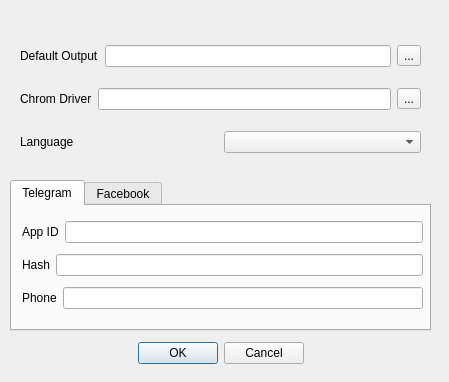
Before: the Qt Designer form Interface/settings.ui in Seif-Abaza/MarketingTool, drawn with Qt 5.
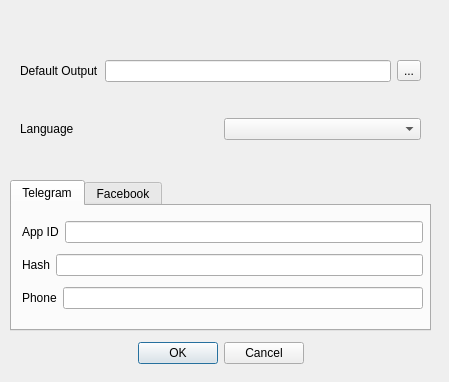
After: the same form once the commit is applied.

Diff of the .ui file:
```diff
--- a/Interface/settings.ui
+++ b/Interface/settings.ui
@@ -154,7 +154,7 @@
      </widget>
     </widget>
    </widget>
-   <widget class="QWidget" name="">
+   <widget class="QWidget" name="layoutWidget">
     <property name="geometry">
      <rect>
       <x>10</x>
@@ -185,27 +185,6 @@
        </item>
       </layout>
      </item>
-     <item>
-      <layout class="QHBoxLayout" name="horizontalLayout_2">
-       <item>
-        <widget class="QLabel" name="label_2">
-         <property name="text">
-          <string>Chrom Driver</string>
-         </property>
-        </widget>
-       </item>
-       <item>
-        <widget class="QLineEdit" name="txtChromDriver"/>
-       </item>
-       <item>
-        <widget class="QToolButton" name="btnChrom">
-         <property name="text">
-          <string>...</string>
-         </property>
-        </widget>
-       </item>
-      </layout>
-     </item>
      <item>
       <layout class="QHBoxLayout" name="horizontalLayout_3">
        <item>
```
Left out of the diff: 6 changed lines with no effect on the pictures.
